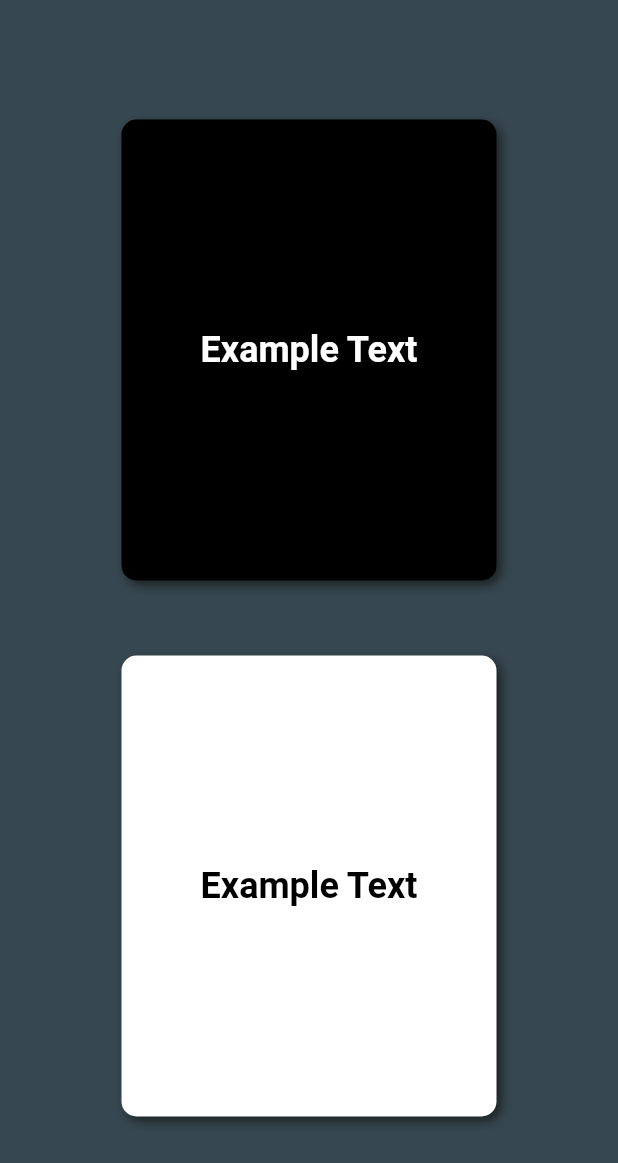
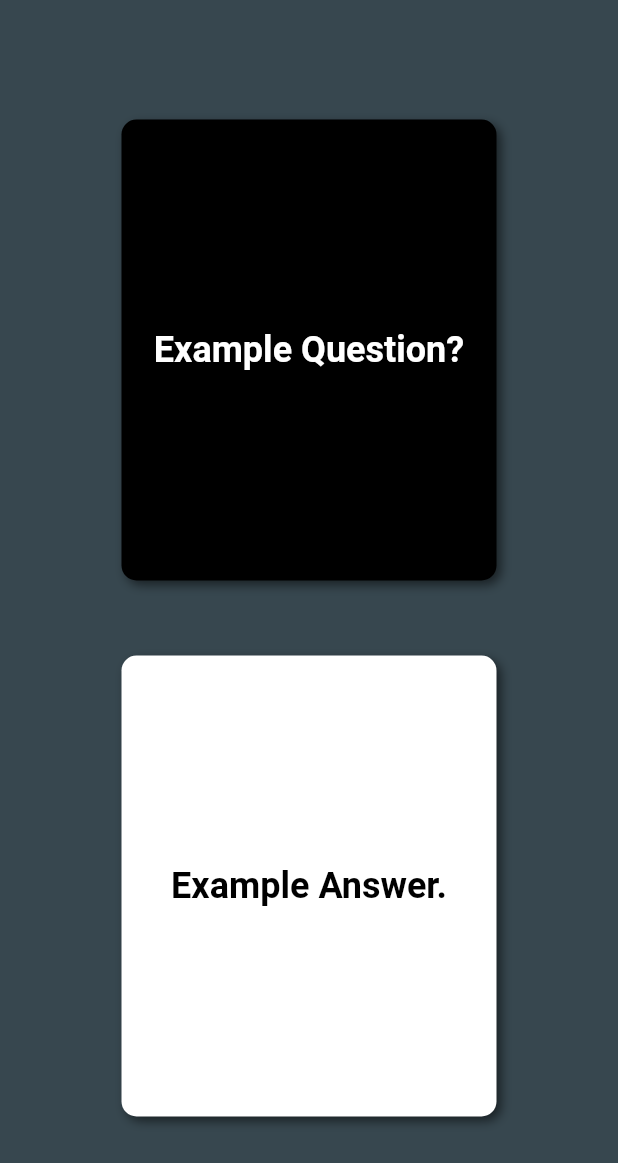
Before and after one commit to nusje2000/cards-against-humanity-client, a Flutter app: the CardDisplayPage screen opened directly, on a phone screen of 412 x 824 dp. Shown: the top 1163 px of the screen. Run offline on Flutter 3.47's test engine with Material 2 defaults, Android fonts, the phone set to English and light mode, and no system bars; Roboto replaces fonts that are missing (Helvetica Neue).

Commit message:
Updted text

```diff
--- a/lib/screen/card_display_page.dart
+++ b/lib/screen/card_display_page.dart
@@ -20,9 +20,9 @@ class _CardDisplayPageState extends State<CardDisplayPage> {
             mainAxisAlignment: MainAxisAlignment.center,
             crossAxisAlignment: CrossAxisAlignment.center,
             children: [
-              QuestionCard('Example Text'),
+              QuestionCard('Example Question?'),
               SizedBox(height: 50),
-              AnswerCard('Example Text'),
+              AnswerCard('Example Answer.'),
             ],
           ),
         ),
```
